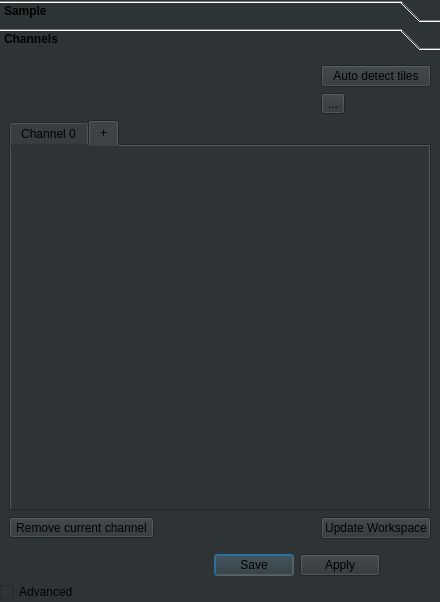
Before: the Qt Designer form ClearMap/gui/creator/sample_tab.ui in ClearAnatomics/ClearMap, drawn with Qt 5.
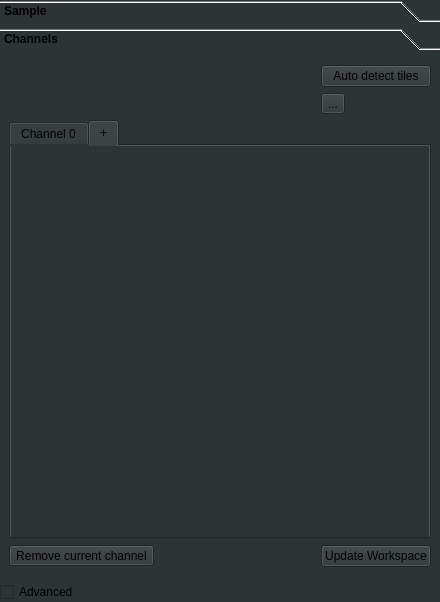
After: the same form once the commit is applied. Icons and pictures are not drawn.

Commit message: UPDATE: Removes legacy buttons from the interface

Diff of the .ui file:
```diff
--- a/ClearMap/gui/creator/sample_tab.ui
+++ b/ClearMap/gui/creator/sample_tab.ui
@@ -224,7 +224,7 @@
         <x>0</x>
         <y>0</y>
         <width>440</width>
-        <height>484</height>
+        <height>514</height>
        </rect>
       </property>
       <attribute name="label">
@@ -331,19 +331,6 @@
      </widget>
     </widget>
    </item>
-   <item>
-    <widget class="QDialogButtonBox" name="applyBox">
-     <property name="maximumSize">
-      <size>
-       <width>380</width>
-       <height>16777215</height>
-      </size>
-     </property>
-     <property name="standardButtons">
-      <set>QDialogButtonBox::Apply|QDialogButtonBox::Save</set>
-     </property>
-    </widget>
-   </item>
    <item>
     <widget class="QCheckBox" name="advancedCheckBox">
      <property name="text">
```
Left out of the diff: 3 changed lines with no effect on the pictures.
